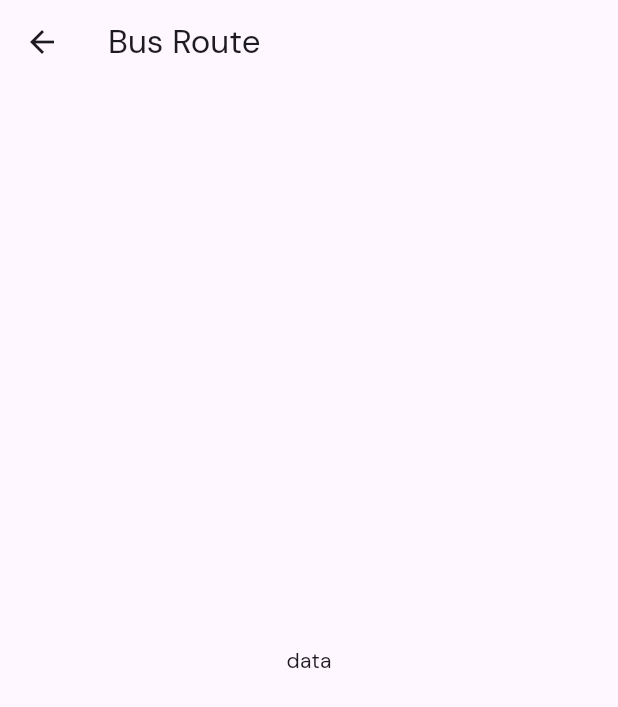
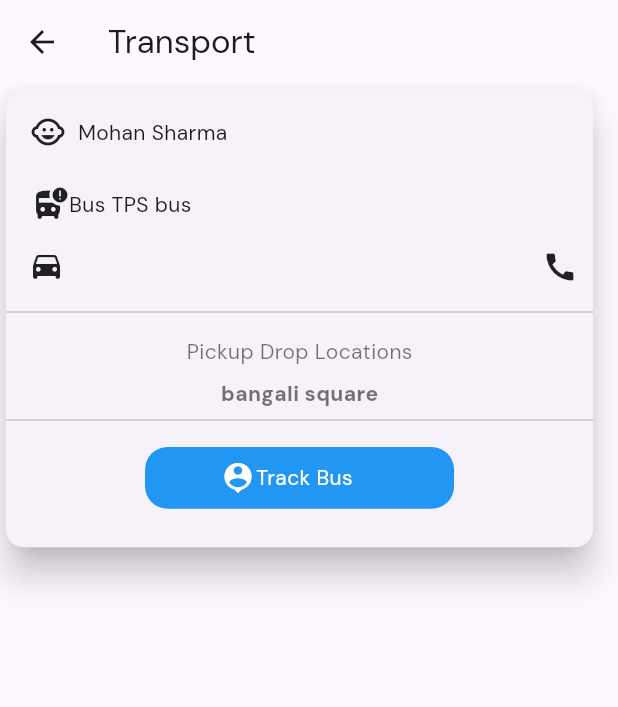
Before and after one commit to apps-bhanusha/egyanschool2023, a Flutter app: the BusRoute screen opened directly, on a phone screen of 412 x 824 dp. Shown: the top 707 px of the screen. Run offline on Flutter 3.47's test engine with Material 2 defaults, Android fonts, the phone set to English and light mode, and no system bars; our stand-ins replace cached_network_image, dio, file_picker, flutter_calendar_carousel, flutter_chat_types, flutter_chat_ui and 10 more; missing offline and left inert: downloads_path_provider_28, scroll_loop_auto_scroll, shrink_sidemenu; accounts and stored records are empty.

Commit message:
bus route

```diff
--- a/lib/view/bus_routes/bus_routes.dart
+++ b/lib/view/bus_routes/bus_routes.dart
@@ -1,6 +1,7 @@
 import 'package:flutter/material.dart';
 import 'package:flutter/src/widgets/container.dart';
 import 'package:flutter/src/widgets/framework.dart';
+import 'package:flutter_screenutil/flutter_screenutil.dart';
 
 class BusRoute extends StatefulWidget {
   const BusRoute({super.key});
@@ -13,8 +14,93 @@ class _BusRouteState extends State<BusRoute> {
   @override
   Widget build(BuildContext context) {
     return Scaffold(
-      appBar: AppBar(title: Text("Bus Route"),),
-      body: Center(child: Text("data")),
+      appBar: AppBar(title: Text("Transport"),),
+      body: Column(
+        children: [
+          Card(
+
+            elevation: 10,
+            child: Container(
+              width: 0.95.sw,
+              height: 0.37.sh,
+              child: Column(
+                children: [
+                  Padding(
+                    padding: const EdgeInsets.all(8.0),
+                    child: Row(
+
+                      children: const[
+                        Padding(
+                          padding: EdgeInsets.all(8.0),
+                          child: Icon(Icons.child_care),
+                        ),
+                        Text("Mohan Sharma")
+                      ],
+                    ),
+                  ),
+                  Padding(
+                    padding: const EdgeInsets.all(8.0),
+                    child: Row(
+
+
+                      children: const[
+                        Padding(
+                          padding: EdgeInsets.only(left: 10),
+                          child: Icon(Icons.bus_alert_rounded),
+                        ),
+                        Text("Bus TPS bus")
+                      ],
+                    ),
+                  ),
+                  Padding(
+                     padding: EdgeInsets.only(left: 15),
+                    child: Row(
+                      mainAxisAlignment: MainAxisAlignment.spaceBetween,
+                      children: const [
+                        Icon(Icons.drive_eta_rounded),
+                        Padding(
+                          padding: EdgeInsets.all(10.0),
+                          child: Icon(Icons.call),
+                        ),
+
+                      ],
+                    ),
+                  ),
+                  Divider(),
+                  Padding(
+                    padding: const EdgeInsets.all(8.0),
+                    child: Text("Pickup Drop Locations",style: TextStyle(color: Colors.black54),),
+                  ),
+                  Text("bangali square",style: TextStyle(color: Colors.black54,fontWeight: FontWeight.w800),),
+                  Divider(),
+               Padding(
+                 padding: const EdgeInsets.all(10.0),
+                 child: Container(
+
+                  width: 0.5.sw,
+                  height: 0.05.sh,
+               decoration: BoxDecoration(
+                   color: Colors.blue,
+                   borderRadius: BorderRadius.circular(15)
+               ),
+               child: Padding(
+                 padding: const EdgeInsets.only(left: 50),
+                 child: Row(
+                  children: const[
+                    Icon(Icons.location_history,color: Colors.white,),
+                    Text("Track Bus",style: TextStyle(color: Colors.white),)
+                  ],
+                 ),
+               ),
+                 ),
+               )
+                ],
+              ),
+            ),
+
+          )
+        ],
+      )
     );
   }
 }
```
